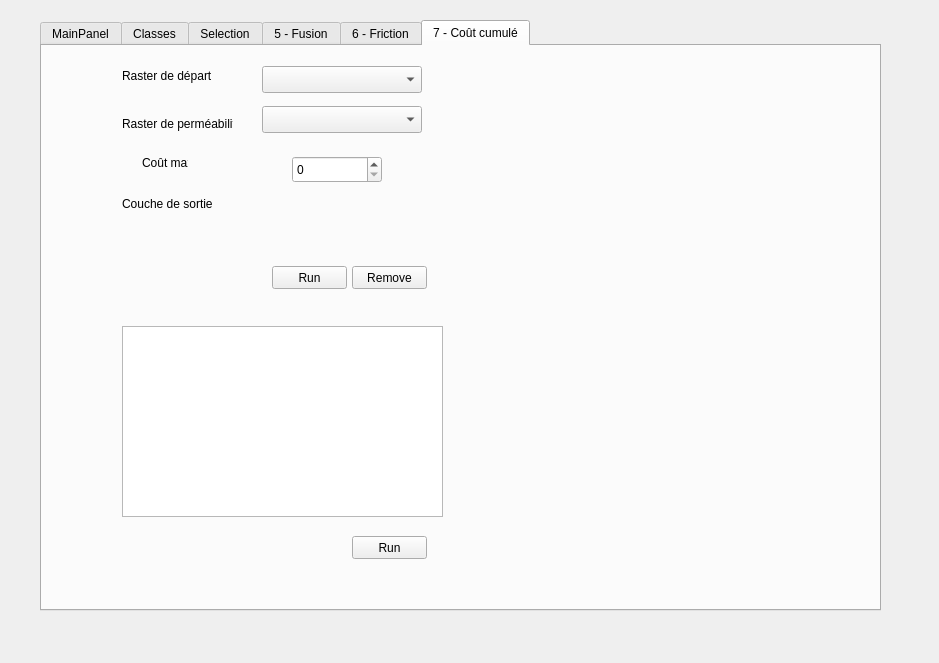
First picture: the form in eco_cont_dialog_base.ui, repository MathieuChailloux/BioDispersal, before the edit.
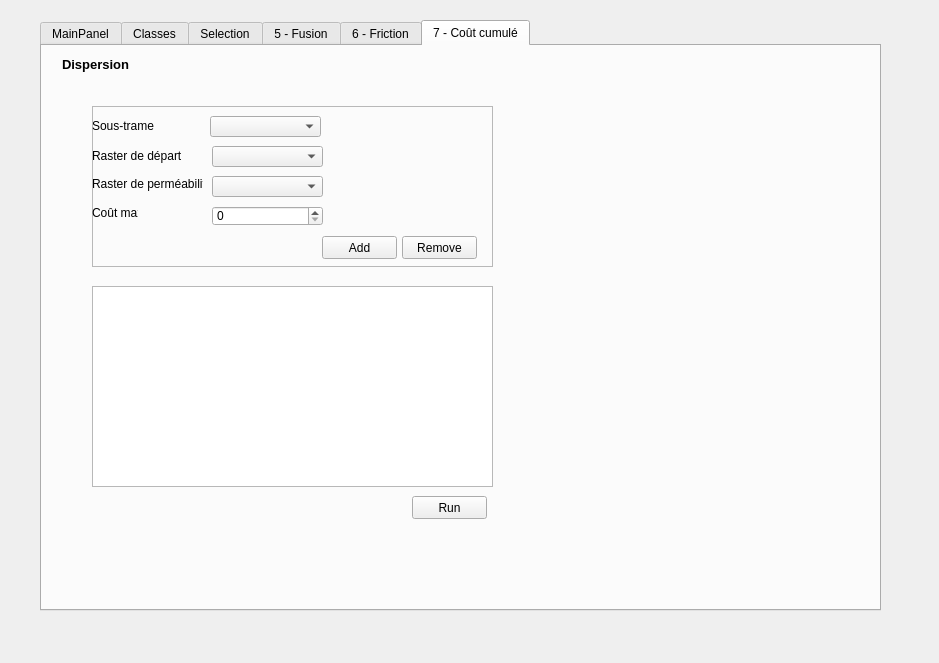
Second picture: the form after the edit. The open tabs and pages were chosen to show the change. Custom widgets are drawn as their Qt base class.

Commit message: New implementation of cost

```diff
--- a/eco_cont_dialog_base.ui
+++ b/eco_cont_dialog_base.ui
@@ -1552,145 +1552,204 @@
     <attribute name="title">
      <string>7 - Coût cumulé</string>
     </attribute>
-    <widget class="QLabel" name="label">
+    <widget class="QPushButton" name="costRun">
      <property name="geometry">
       <rect>
-       <x>80</x>
-       <y>20</y>
-       <width>91</width>
-       <height>20</height>
+       <x>370</x>
+       <y>450</y>
+       <width>75</width>
+       <height>23</height>
       </rect>
      </property>
      <property name="text">
-      <string>Raster de départ</string>
+      <string>Run</string>
      </property>
     </widget>
-    <widget class="QLabel" name="label_2">
+    <widget class="QTableView" name="costView">
      <property name="geometry">
       <rect>
-       <x>80</x>
-       <y>70</y>
-       <width>111</width>
-       <height>16</height>
+       <x>50</x>
+       <y>240</y>
+       <width>401</width>
+       <height>201</height>
       </rect>
      </property>
-     <property name="text">
-      <string>Raster de perméabilité</string>
-     </property>
     </widget>
-    <widget class="QLabel" name="label_3">
+    <widget class="QFrame" name="frame">
      <property name="geometry">
       <rect>
-       <x>100</x>
-       <y>110</y>
-       <width>46</width>
-       <height>13</height>
-      </rect>
-     </property>
-     <property name="text">
-      <string>Coût max</string>
-     </property>
-    </widget>
-    <widget class="QgsMapLayerComboBox" name="costStartRaster">
-     <property name="geometry">
-      <rect>
-       <x>220</x>
-       <y>20</y>
-       <width>160</width>
-       <height>27</height>
-      </rect>
-     </property>
-    </widget>
-    <widget class="QgsMapLayerComboBox" name="costPermRaster">
-     <property name="geometry">
-      <rect>
-       <x>220</x>
+       <x>50</x>
        <y>60</y>
-       <width>160</width>
-       <height>27</height>
+       <width>401</width>
+       <height>161</height>
       </rect>
      </property>
-    </widget>
-    <widget class="QgsSpinBox" name="costMaxVal">
-     <property name="geometry">
-      <rect>
-       <x>250</x>
-       <y>110</y>
-       <width>90</width>
-       <height>27</height>
-      </rect>
+     <property name="frameShape">
+      <enum>QFrame::StyledPanel</enum>
      </property>
-    </widget>
-    <widget class="QPushButton" name="runButton">
-     <property name="geometry">
-      <rect>
-       <x>310</x>
-       <y>490</y>
-       <width>75</width>
-       <height>23</height>
-      </rect>
+     <property name="frameShadow">
+      <enum>QFrame::Raised</enum>
      </property>
-     <property name="text">
-      <string>Run</string>
-     </property>
+     <widget class="QLabel" name="costStartRasterLabel">
+      <property name="geometry">
+       <rect>
+        <x>0</x>
+        <y>40</y>
+        <width>91</width>
+        <height>20</height>
+       </rect>
+      </property>
+      <property name="text">
+       <string>Raster de départ</string>
+      </property>
+     </widget>
+     <widget class="QgsMapLayerComboBox" name="costStartRasterCombo">
+      <property name="geometry">
+       <rect>
+        <x>120</x>
+        <y>40</y>
+        <width>111</width>
+        <height>21</height>
+       </rect>
+      </property>
+     </widget>
+     <widget class="QgsMapLayerComboBox" name="costPermRasterCombo">
+      <property name="geometry">
+       <rect>
+        <x>120</x>
+        <y>70</y>
+        <width>111</width>
+        <height>21</height>
+       </rect>
+      </property>
+     </widget>
+     <widget class="QLabel" name="costPermRasterLabel">
+      <property name="geometry">
+       <rect>
+        <x>0</x>
+        <y>70</y>
+        <width>111</width>
+        <height>16</height>
+       </rect>
+      </property>
+      <property name="text">
+       <string>Raster de perméabilité</string>
+      </property>
+     </widget>
+     <widget class="QgsSpinBox" name="costMaxVal">
+      <property name="geometry">
+       <rect>
+        <x>120</x>
+        <y>100</y>
+        <width>111</width>
+        <height>20</height>
+       </rect>
+      </property>
+      <property name="maximum">
+       <number>999999999</number>
+      </property>
+     </widget>
+     <widget class="QLabel" name="costMaxCost">
+      <property name="geometry">
+       <rect>
+        <x>0</x>
+        <y>100</y>
+        <width>46</width>
+        <height>13</height>
+       </rect>
+      </property>
+      <property name="text">
+       <string>Coût max</string>
+      </property>
+     </widget>
+     <widget class="QPushButton" name="costRemove">
+      <property name="geometry">
+       <rect>
+        <x>310</x>
+        <y>130</y>
+        <width>75</width>
+        <height>23</height>
+       </rect>
+      </property>
+      <property name="text">
+       <string>Remove</string>
+      </property>
+     </widget>
+     <widget class="QPushButton" name="costAdd">
+      <property name="geometry">
+       <rect>
+        <x>230</x>
+        <y>130</y>
+        <width>75</width>
+        <height>23</height>
+       </rect>
+      </property>
+      <property name="text">
+       <string>Add</string>
+      </property>
+     </widget>
+     <widget class="QgsFileWidget" name="costStartRaster">
+      <property name="geometry">
+       <rect>
+        <x>240</x>
+        <y>40</y>
+        <width>151</width>
+        <height>21</height>
+       </rect>
+      </property>
+     </widget>
+     <widget class="QgsFileWidget" name="costPermRaster">
+      <property name="geometry">
+       <rect>
+        <x>240</x>
+        <y>70</y>
+        <width>151</width>
+        <height>21</height>
+       </rect>
+      </property>
+     </widget>
+     <widget class="QComboBox" name="costSTCombo">
+      <property name="geometry">
+       <rect>
+        <x>118</x>
+        <y>10</y>
+        <width>111</width>
+        <height>21</height>
+       </rect>
+      </property>
+     </widget>
+     <widget class="QLabel" name="costSTLabel">
+      <property name="geometry">
+       <rect>
+        <x>0</x>
+        <y>10</y>
+        <width>91</width>
+        <height>20</height>
+       </rect>
+      </property>
+      <property name="text">
+       <string>Sous-trame</string>
+      </property>
+     </widget>
     </widget>
-    <widget class="QgsFileWidget" name="costOutLayer">
+    <widget class="QLabel" name="label_28">
      <property name="geometry">
       <rect>
-       <x>220</x>
-       <y>150</y>
-       <width>171</width>
-       <height>21</height>
-      </rect>
-     </property>
-    </widget>
-    <widget class="QLabel" name="label_29">
-     <property name="geometry">
-      <rect>
-       <x>80</x>
-       <y>150</y>
-       <width>91</width>
+       <x>20</x>
+       <y>10</y>
+       <width>81</width>
        <height>16</height>
       </rect>
      </property>
-     <property name="text">
-      <string>Couche de sortie</string>
+     <property name="font">
+      <font>
+       <pointsize>10</pointsize>
+       <weight>75</weight>
+       <bold>true</bold>
+      </font>
      </property>
-    </widget>
-    <widget class="QTableView" name="rasterView_2">
-     <property name="geometry">
-      <rect>
-       <x>80</x>
-       <y>280</y>
-       <width>321</width>
-       <height>191</height>
-      </rect>
-     </property>
-    </widget>
-    <widget class="QPushButton" name="costRemove">
-     <property name="geometry">
-      <rect>
-       <x>310</x>
-       <y>220</y>
-       <width>75</width>
-       <height>23</height>
-      </rect>
-     </property>
      <property name="text">
-      <string>Remove</string>
-     </property>
-    </widget>
-    <widget class="QPushButton" name="costAdd">
-     <property name="geometry">
-      <rect>
-       <x>230</x>
-       <y>220</y>
-       <width>75</width>
-       <height>23</height>
-      </rect>
-     </property>
-     <property name="text">
-      <string>Run</string>
+      <string>Dispersion</string>
      </property>
     </widget>
    </widget>
```
Left out of the diff: 2 changed lines with no effect on the pictures. The commit also changes 5 other files.
